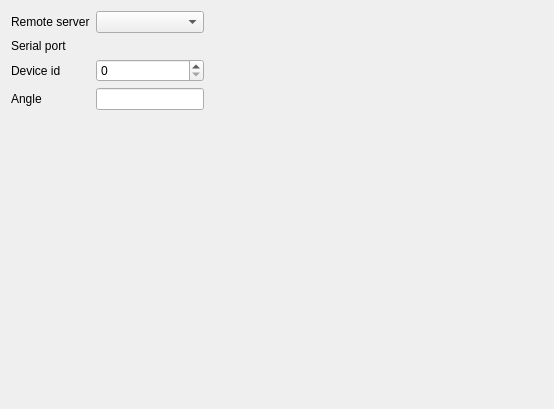
light-scattering-iogs/caqtus, file condetrol/condetrol/experiment_viewer/config_editor/elliptec_ell14_config_editor/elliptec_ell14_config_editor.ui: the form before one commit.
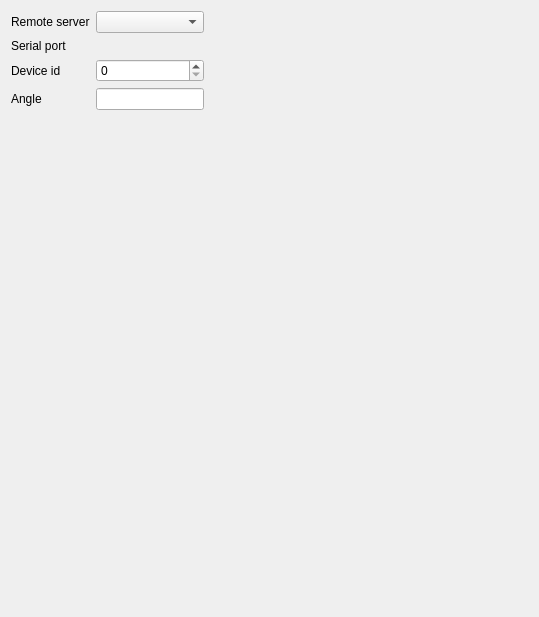
The form after the commit. Custom widgets are drawn as their Qt base class.

Commit message: Fix line breaks in tool tip

```diff
--- a/condetrol/condetrol/experiment_viewer/config_editor/elliptec_ell14_config_editor/elliptec_ell14_config_editor.ui
+++ b/condetrol/condetrol/experiment_viewer/config_editor/elliptec_ell14_config_editor/elliptec_ell14_config_editor.ui
@@ -6,8 +6,8 @@
    <rect>
     <x>0</x>
     <y>0</y>
-    <width>554</width>
-    <height>409</height>
+    <width>539</width>
+    <height>617</height>
    </rect>
   </property>
   <property name="windowTitle">
```
Left out of the diff: 13 changed lines with no effect on the pictures. The commit also changes 1 other file.
